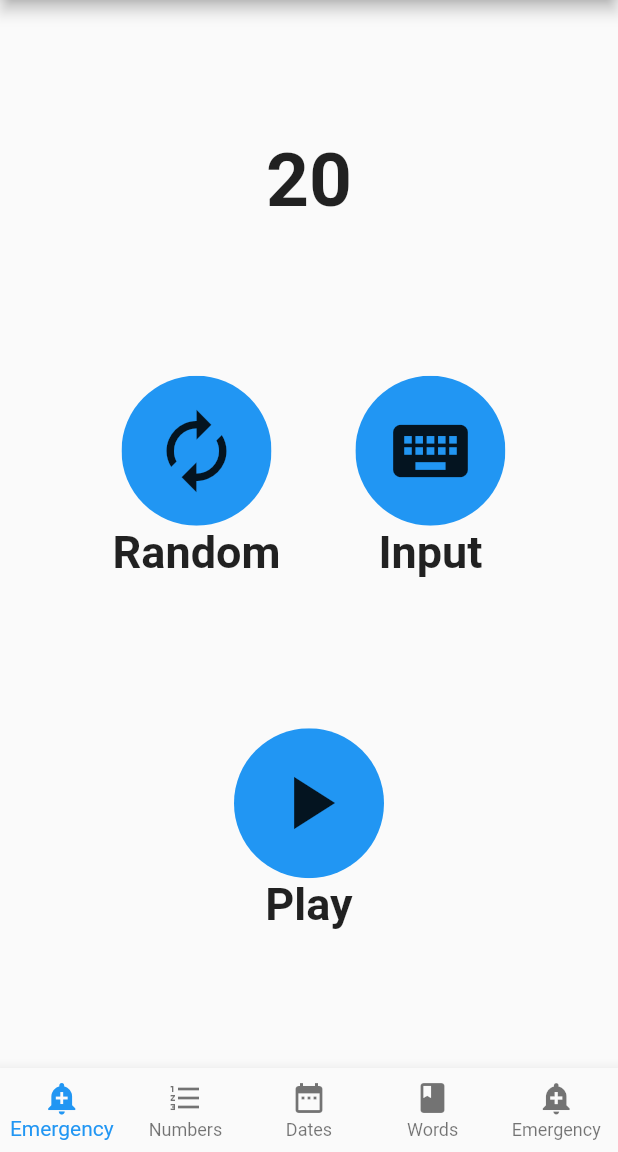
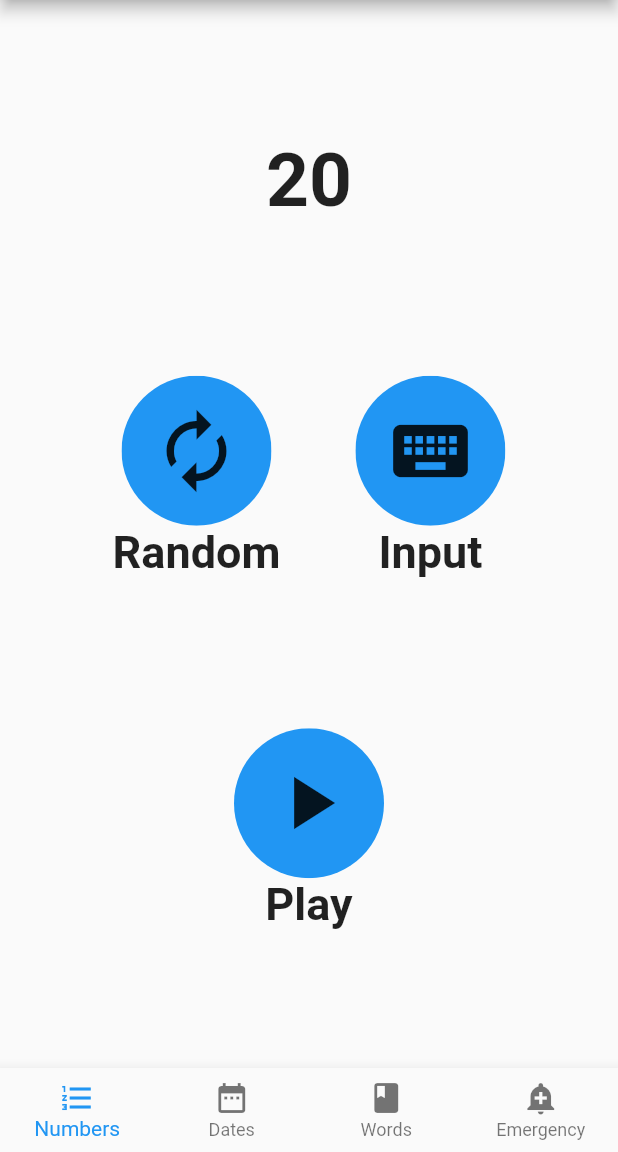
Before and after one commit to janagrill/aphasia-helper, a Flutter app: the screen it shows after launch, on a phone screen of 412 x 824 dp, the part 84-1236 px from its top. Run offline on Flutter 3.47's test engine with Material 2 defaults, Android fonts, the light colour scheme and no system bars; our stand-ins replace flutter_tts.

Commit message:
emergency tab as 4th again

```diff
--- a/lib/home.dart
+++ b/lib/home.dart
@@ -37,10 +37,6 @@ class _HomeState extends State<Home> {
         }),
         items: [
           BottomNavigationBarItem(
-            icon: new Icon(Icons.add_alert),
-            title: new Text('Emergency'),
-          ),
-          BottomNavigationBarItem(
             icon: new Icon(Icons.format_list_numbered),
             title: new Text('Numbers'),
           ),
```
